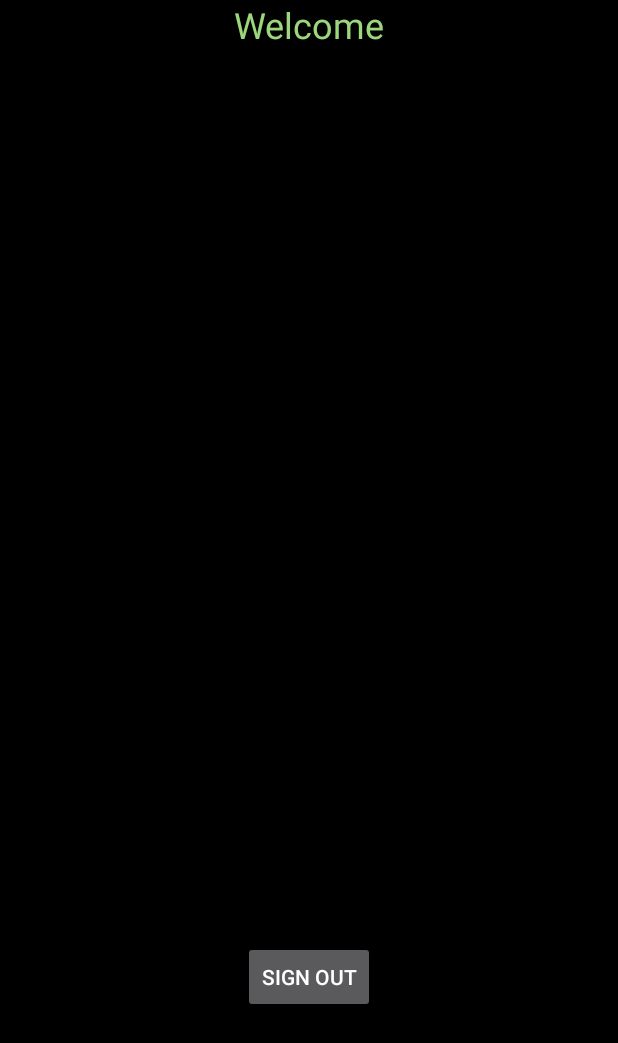
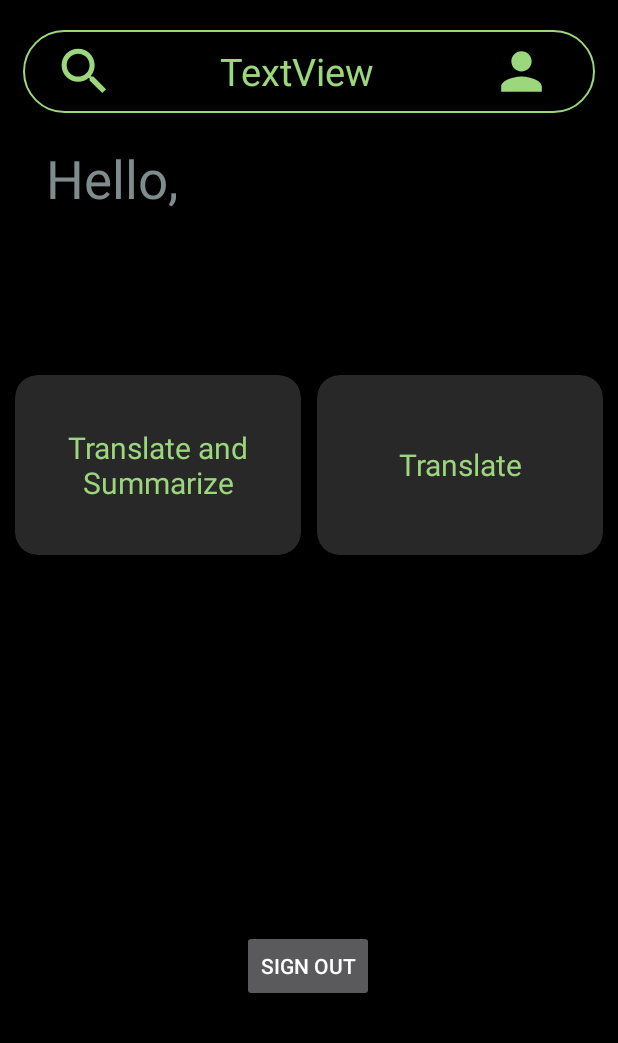
Before and after one commit to Anshkumardev/AI-Scanner, an Android app: the screen it shows after launch once a user with an empty profile is signed in (HomeActivity), on a phone screen of 412 x 824 dp. Shown: the top 1043 px of the screen. Run offline under Robolectric (Android 15) with nearby library versions, the phone set to English and light mode, and no system bars; our stand-ins replace Firebase (no records; nobody signed in at launch, a user with empty details on screens opened directly).

Commit message:
Home page UI

```diff
--- a/app/src/main/AndroidManifest.xml
+++ b/app/src/main/AndroidManifest.xml
@@ -21,9 +21,6 @@
             android:name="akd.technologies.scanner.HomeActivity"
             android:exported="false" />
         <activity
-            android:name="akd.technologies.scanner.LoginActivity"
-            android:exported="false" />
-        <activity
             android:name="akd.technologies.scanner.MainActivity"
             android:exported="true">
             <intent-filter>
--- a/app/src/main/java/akd/technologies/scanner/HomeActivity.java
+++ b/app/src/main/java/akd/technologies/scanner/HomeActivity.java
@@ -1,6 +1,7 @@
 package akd.technologies.scanner;
 
 import androidx.appcompat.app.AppCompatActivity;
+import androidx.cardview.widget.CardView;
 
 import android.content.Intent;
 import android.os.Bundle;
@@ -24,6 +25,8 @@ public class HomeActivity extends AppCompatActivity {
     TextView username,email;
     Button signOut;
 
+    CardView translate_and_summarize,translate;
+
 
     FirebaseAuth auth;
     FirebaseDatabase database;
@@ -37,8 +40,20 @@ public class HomeActivity extends AppCompatActivity {
         setContentView(R.layout.activity_home);
 
         username = findViewById(R.id.guserName);
-        email = findViewById(R.id.gemail);
+        //email = findViewById(R.id.gemail);
         signOut = findViewById(R.id.signOutButton);
+
+        translate_and_summarize = findViewById(R.id.translate_summarize);
+        translate = findViewById(R.id.translate);
+
+        //------------------------Redirect to Translate and summarize page--------------------//
+
+        translate_and_summarize.setOnClickListener(new View.OnClickListener() {
+            @Override
+            public void onClick(View view) {
+                //do something
+            }
+        });
 
         auth = FirebaseAuth.getInstance();
         database = FirebaseDatabase.getInstance();
@@ -51,16 +66,16 @@ public class HomeActivity extends AppCompatActivity {
         GoogleSignInAccount acct = GoogleSignIn.getLastSignedInAccount(this);
         if(acct!=null){
             String personName = acct.getDisplayName();
-            String personEmail = acct.getEmail();
+            //String personEmail = acct.getEmail();
             username.setText(personName);
-            email.setText(personEmail);
+            //email.setText(personEmail);
         }
 
         if (user != null){
             String personName = user.getDisplayName();
             String personEmail = user.getEmail();
             username.setText(personName);
-            email.setText(personEmail);
+            //email.setText(personEmail);
         }
 
 
--- /dev/null
+++ b/app/src/main/res/drawable/baseline_search_24.xml
@@ -0,0 +1,5 @@
+<vector android:height="24dp" android:tint="#9CD67D"
+    android:viewportHeight="24" android:viewportWidth="24"
+    android:width="24dp" xmlns:android="http://schemas.android.com/apk/res/android">
+    <path android:fillColor="@android:color/white" android:pathData="M15.5,14h-0.79l-0.28,-0.27C15.41,12.59 16,11.11 16,9.5 16,5.91 13.09,3 9.5,3S3,5.91 3,9.5 5.91,16 9.5,16c1.61,0 3.09,-0.59 4.23,-1.57l0.27,0.28v0.79l5,4.99L20.49,19l-4.99,-5zM9.5,14C7.01,14 5,11.99 5,9.5S7.01,5 9.5,5 14,7.01 14,9.5 11.99,14 9.5,14z"/>
+</vector>
--- a/app/src/main/res/drawable/solid_round_button.xml
+++ b/app/src/main/res/drawable/solid_round_button.xml
@@ -3,6 +3,6 @@
 
     <solid android:color="#9cd67d"></solid>
 
-    <corners android:radius="50dp"></corners>
+    <corners android:radius="10dp"></corners>
 
 </shape>
--- a/app/src/main/res/layout/activity_home.xml
+++ b/app/src/main/res/layout/activity_home.xml
@@ -8,52 +8,133 @@
     tools:context="akd.technologies.scanner.HomeActivity">
 
     <TextView
-        android:id="@+id/textView2"
-        android:layout_width="wrap_content"
-        android:layout_height="wrap_content"
-        android:text="Welcome"
-        android:textColor="#9cd67d"
-        android:textSize="24dp"
-        app:layout_constraintEnd_toEndOf="parent"
-        app:layout_constraintHorizontal_bias="0.5"
-        app:layout_constraintStart_toStartOf="parent"
-        app:layout_constraintTop_toTopOf="parent" />
-
-    <TextView
         android:id="@+id/guserName"
         android:layout_width="wrap_content"
         android:layout_height="wrap_content"
-        android:layout_marginTop="305dp"
+        android:layout_marginTop="10dp"
         android:text="User Name"
-        android:textColor="#9cd67d"
-        android:textSize="24dp"
-        app:layout_constraintEnd_toEndOf="parent"
-        app:layout_constraintHorizontal_bias="0.5"
-        app:layout_constraintStart_toStartOf="parent"
-        app:layout_constraintTop_toBottomOf="@+id/textView2" />
-
-    <TextView
-        android:id="@+id/gemail"
-        android:layout_width="wrap_content"
-        android:layout_height="wrap_content"
-        android:layout_marginTop="20dp"
-        android:text="Email"
-        android:textColor="#9cd67d"
-        android:textSize="24dp"
-        app:layout_constraintEnd_toEndOf="parent"
-        app:layout_constraintHorizontal_bias="0.5"
-        app:layout_constraintStart_toStartOf="parent"
-        app:layout_constraintTop_toBottomOf="@+id/guserName" />
+        android:textColor="@color/white"
+        android:textSize="35dp"
+        app:layout_constraintStart_toStartOf="@+id/textView3"
+        app:layout_constraintTop_toBottomOf="@+id/textView3" />
 
     <Button
         android:id="@+id/signOutButton"
         android:layout_width="wrap_content"
         android:layout_height="wrap_content"
-        android:layout_marginTop="204dp"
+        android:layout_marginTop="420dp"
         android:text="Sign Out"
+        app:layout_constraintEnd_toEndOf="parent"
+        app:layout_constraintHorizontal_bias="0.498"
+        app:layout_constraintStart_toStartOf="parent"
+        app:layout_constraintTop_toBottomOf="@+id/guserName" />
+
+    <LinearLayout
+        android:id="@+id/linearLayout"
+        android:layout_width="0dp"
+        android:layout_height="55dp"
+        android:layout_marginStart="15dp"
+        android:layout_marginTop="20dp"
+        android:layout_marginEnd="15dp"
+        android:background="@drawable/button_background"
+        android:orientation="horizontal"
         app:layout_constraintEnd_toEndOf="parent"
         app:layout_constraintHorizontal_bias="0.5"
         app:layout_constraintStart_toStartOf="parent"
-        app:layout_constraintTop_toBottomOf="@+id/gemail" />
+        app:layout_constraintTop_toTopOf="parent">
+
+        <ImageView
+            android:id="@+id/imageView"
+            android:layout_width="10dp"
+            android:layout_height="match_parent"
+            android:layout_marginStart="5dp"
+            android:layout_weight="1"
+            android:padding="7dp"
+            app:srcCompat="@drawable/baseline_search_24" />
+
+        <TextView
+            android:id="@+id/textView2"
+            android:layout_width="150dp"
+            android:layout_height="match_parent"
+            android:layout_weight="1"
+            android:gravity="center"
+            android:text="TextView"
+            android:textAlignment="center"
+            android:textColor="#9cd67d"
+            android:textSize="25dp" />
+
+        <ImageView
+            android:id="@+id/imageView2"
+            android:layout_width="25dp"
+            android:layout_height="match_parent"
+            android:layout_marginEnd="5dp"
+            android:layout_weight="1"
+            android:padding="7dp"
+            app:srcCompat="@drawable/baseline_person_24" />
+    </LinearLayout>
+
+    <TextView
+        android:id="@+id/textView3"
+        android:layout_width="wrap_content"
+        android:layout_height="wrap_content"
+        android:layout_marginStart="15dp"
+        android:layout_marginTop="20dp"
+        android:text="Hello,"
+        android:textColor="#7F8C8D"
+        android:textSize="35dp"
+        app:layout_constraintStart_toStartOf="@+id/linearLayout"
+        app:layout_constraintTop_toBottomOf="@+id/linearLayout" />
+
+    <LinearLayout
+        android:layout_width="match_parent"
+        android:layout_height="120dp"
+        android:layout_marginTop="50dp"
+        android:orientation="horizontal"
+        app:layout_constraintEnd_toEndOf="parent"
+        app:layout_constraintStart_toStartOf="parent"
+        app:layout_constraintTop_toBottomOf="@+id/guserName">
+
+        <androidx.cardview.widget.CardView
+            android:id="@+id/translate_summarize"
+            android:layout_width="match_parent"
+            android:layout_height="match_parent"
+            android:layout_weight="1"
+            android:backgroundTint="#282828"
+            app:cardCornerRadius="15dp"
+            android:layout_marginStart="10dp"
+            android:layout_marginEnd="5dp">
+
+            <TextView
+                android:layout_width="wrap_content"
+                android:layout_height="match_parent"
+                android:text="Translate and Summarize"
+                android:textColor="#9cd67d"
+                android:textSize="20dp"
+                android:textAlignment="center"
+                android:gravity="center"/>
+
+        </androidx.cardview.widget.CardView>
+
+        <androidx.cardview.widget.CardView
+            android:id="@+id/translate"
+            android:layout_width="match_parent"
+            android:layout_height="match_parent"
+            android:layout_weight="1"
+            android:backgroundTint="#282828"
+            app:cardCornerRadius="15dp"
+            android:layout_marginStart="5dp"
+            android:layout_marginEnd="10dp">
+
+            <TextView
+                android:layout_width="match_parent"
+                android:layout_height="match_parent"
+                android:text="Translate"
+                android:textSize="20dp"
+                android:textColor="#9cd67d"
+                android:textAlignment="center"
+                android:gravity="center"/>
+
+        </androidx.cardview.widget.CardView>
+    </LinearLayout>
 
 </androidx.constraintlayout.widget.ConstraintLayout>
```
Also changed, not shown: app/src/main/java/akd/technologies/scanner/LoginActivity.java (deleted, +0 -16 lines), app/src/main/res/layout/activity_login.xml (deleted, +0 -13 lines), app/src/main/res/layout/activity_main.xml (+9 -44 lines).
